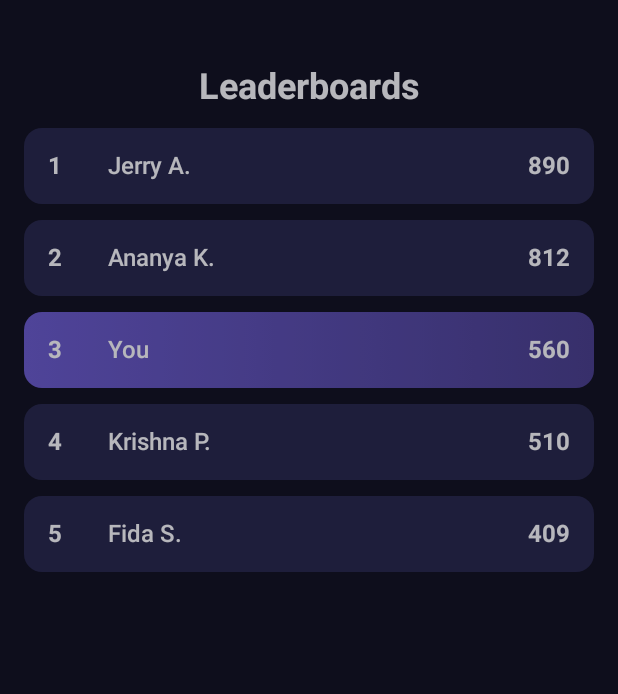
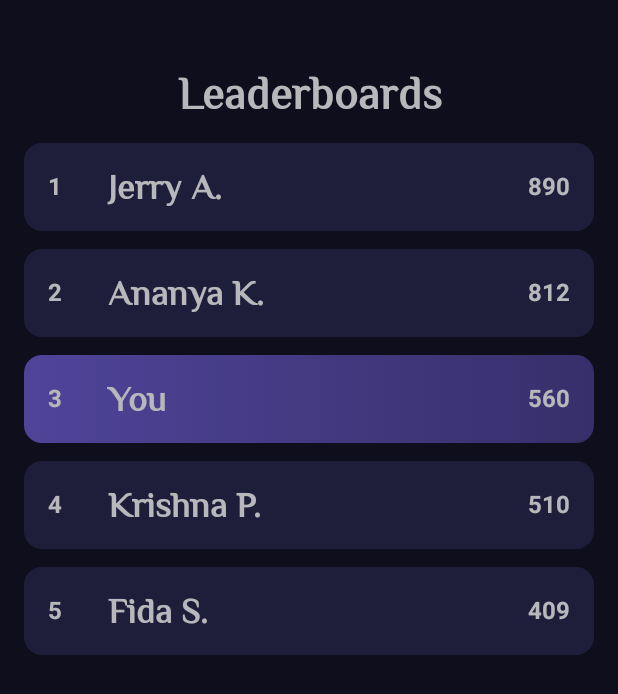
Before and after one commit to ivinjabraham/terrace, an Android app built with Jetpack Compose: the screen it shows after launch (MainActivity), after a tap on "Login", on a phone screen of 412 x 824 dp. Shown: the top 694 px of the screen. Run offline under Robolectric (Android 15) with nearby library versions, the phone set to English and light mode, and no system bars.

Commit message:
Final leaderboard (for now)

```diff
--- a/frontend/app/src/main/java/com/example/terrace/features/home/components/LeaderboardComponent.kt
+++ b/frontend/app/src/main/java/com/example/terrace/features/home/components/LeaderboardComponent.kt
@@ -20,6 +20,15 @@
 import androidx.compose.ui.text.style.TextAlign
 import androidx.compose.ui.text.font.Font
 import androidx.compose.ui.text.font.FontFamily
+import androidx.compose.ui.text.font.FontStyle
+import androidx.compose.ui.text.TextStyle
+import androidx.compose.ui.unit.sp
+import androidx.compose.material3.Text
+import com.example.terrace.R
+
+val Philosopher = FontFamily(
+    Font(R.font.philosopher, FontWeight.Normal)
+)
 
 @Composable
 fun LeaderboardComponent(entries: List<LeaderboardEntry>) {
@@ -37,13 +46,14 @@
     ) {
         Text(
             text = "Leaderboards",
+            fontFamily = Philosopher,
             fontWeight = FontWeight.Bold,
-            fontSize = 24.sp,
+            fontSize = 30.sp,
             color = Color.White,
             textAlign = TextAlign.Center,
             modifier = Modifier
                 .fillMaxWidth()
-                .padding(vertical = 8.dp)
+                .padding(vertical = 10.dp)
         )
 
         // Scrollable LazyColumn for entries
@@ -63,7 +73,7 @@
 private fun LeaderboardRow(entry: LeaderboardEntry) {
     val rowModifier = Modifier
         .fillMaxWidth()
-        .padding(vertical = 5.dp)
+        .padding(vertical = 6.dp)
 
     if (entry.isCurrentUser) {
         Box(
@@ -88,7 +98,8 @@
                 Text(
                     text = entry.name,
                     fontWeight = FontWeight.SemiBold,
-                    fontSize = 16.sp,
+                    fontFamily = Philosopher,
+                    fontSize = 24.sp,
                     color = Color.White,
                     modifier = Modifier.weight(1f)
                 )
@@ -122,7 +133,8 @@
                 Text(
                     text = entry.name,
                     fontWeight = FontWeight.SemiBold,
-                    fontSize = 16.sp,
+                    fontFamily = Philosopher,
+                    fontSize = 24.sp,
                     color = Color.White,
                     modifier = Modifier.weight(1f)
                 )
```
Also changed, not shown: frontend/app/src/main/res/font/philosopher.ttf (renamed from frontend/app/src/main/res/font/Philosopher-Regular.ttf).
